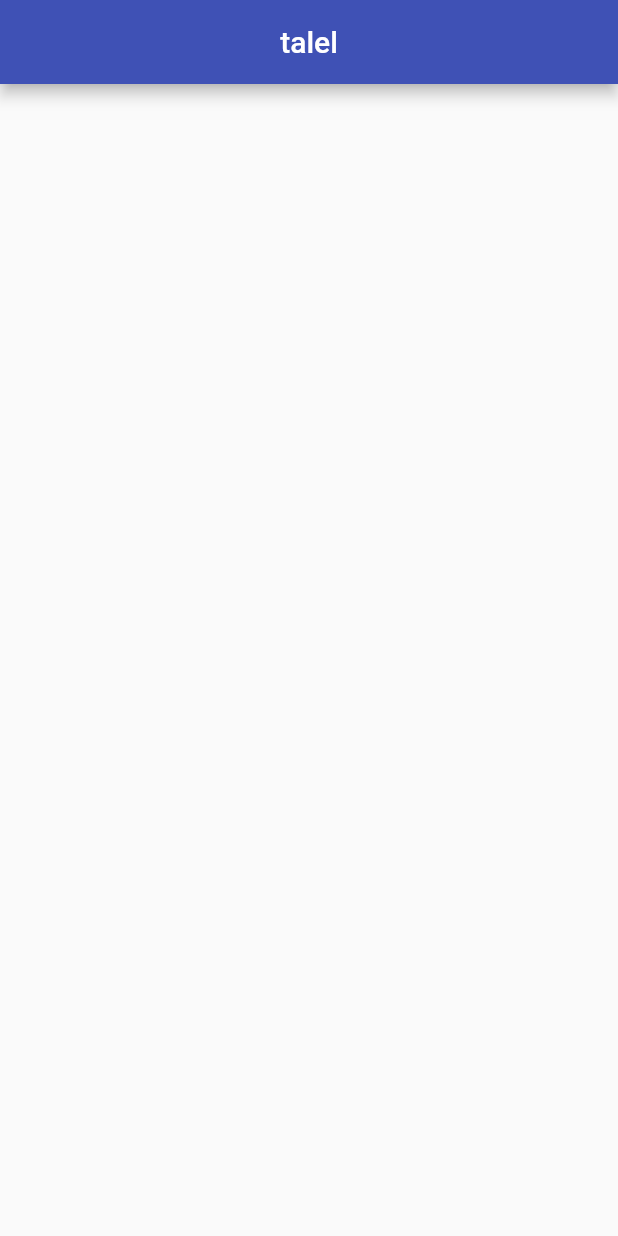
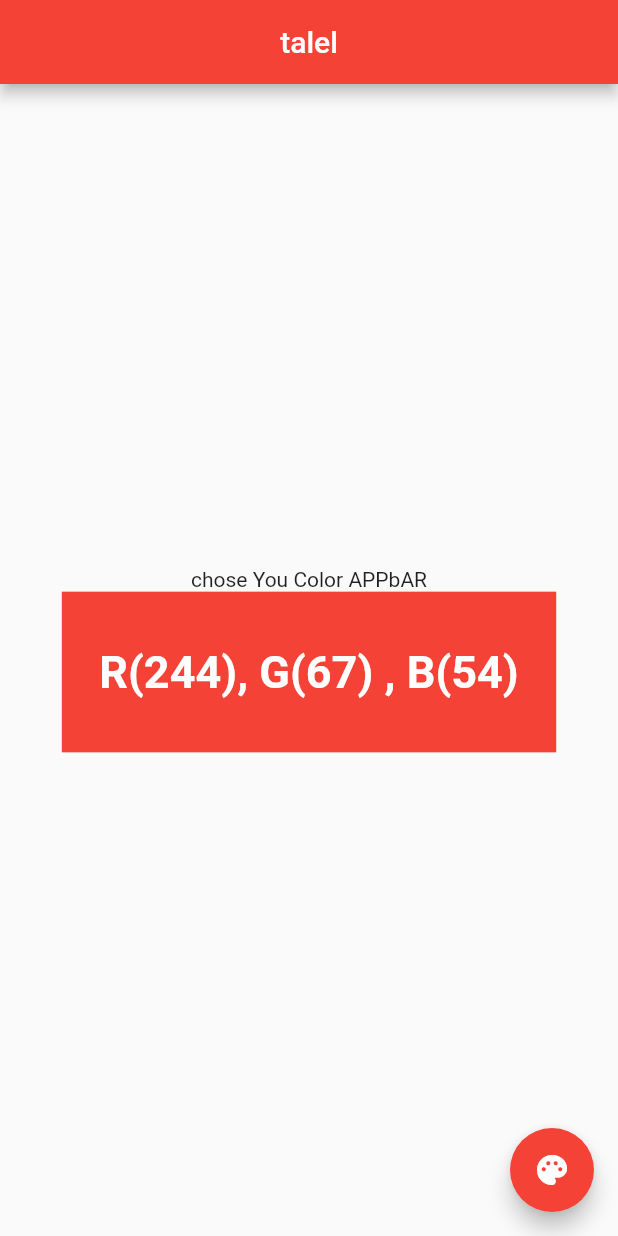
Before and after one commit to TalelMejri/learning_flutter, a Flutter app: the screen it shows after launch, on a phone screen of 412 x 824 dp. Run offline on Flutter 3.47's test engine with Material 2 defaults, Android fonts, the light colour scheme and no system bars.

Commit message:
RandomColor

```diff
--- a/lib/main.dart
+++ b/lib/main.dart
@@ -1,3 +1,5 @@
+import 'dart:math';
+
 import 'package:flutter/material.dart';
 
 void main(){
@@ -13,25 +15,72 @@ class StateAPP extends StatelessWidget{
         title: "homme",
         debugShowCheckedModeBanner: false,
         theme: ThemeData(primarySwatch: Colors.indigo),
-        home: MYSatetApp(title:"state"),
+        home: MYSatetApp(title:"state",color: Colors.red),
       );
   }
 }
 
 class MYSatetApp extends StatefulWidget{
-  MYSatetApp({super.key,required this.title});
+  MYSatetApp({super.key,required this.title,required this.color});
+
+  Color color;
   final String title;
 
   State<MYSatetApp> createState ()=> _MySatetApp();
 }
 
 class _MySatetApp extends State<MYSatetApp>{
+
+
+  int _red=0;
+  int _green=0;
+  int _blue=0;
+
+  changeColor(){
+    this._red=Random.secure().nextInt(255);
+    this._green=Random.secure().nextInt(255);
+    this._blue=Random.secure().nextInt(255);
+    setState((){
+      widget.color=Color.fromRGBO(this._red, this._green, this._blue, 1);
+    });
+  }
+
   @override
   Widget build(BuildContext context){
     return Scaffold(
       appBar: AppBar(
+        backgroundColor: widget.color,
         title:Center(child: Text("talel"))
         ),
+        body: Center(
+          child:
+          Column(
+            mainAxisAlignment: MainAxisAlignment.center,
+            children: [
+              Text("chose You Color APPbAR"),
+              Container(
+                width: MediaQuery.of(context).size.width*0.8,
+                height: MediaQuery.of(context).size.height*0.13,
+                color: widget.color,
+                child: Center(child:
+                    Text("R(${widget.color.red}), G(${widget.color.green}) , B(${widget.color.blue})",
+                    textAlign: TextAlign.center,
+                    style: TextStyle(
+                      color:Colors.white,
+                      fontSize: 30,
+                      fontWeight: FontWeight.bold
+                    ),
+                    ),
+
+                ),
+              )
+            ],
+          ),
+          ),
+          floatingActionButton: FloatingActionButton(
+            backgroundColor: widget.color,
+            onPressed: changeColor,child: Icon(Icons.palette,color: Colors.white),
+            ),
     );
   }
 }
```
